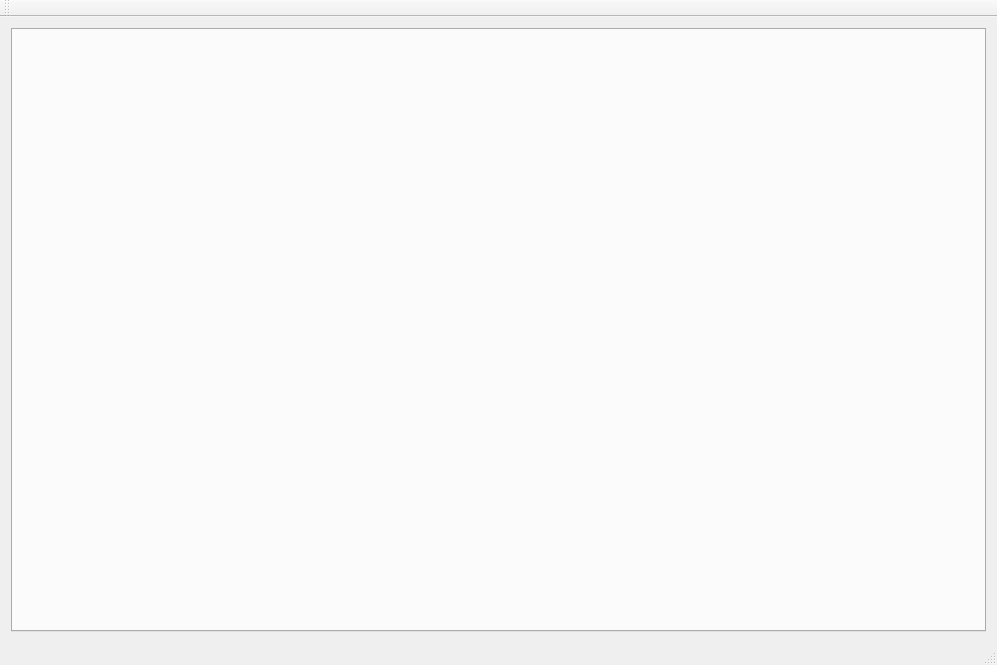
AmuUncle/QtStudy, file ui/mainwindow.ui: the form before one commit.
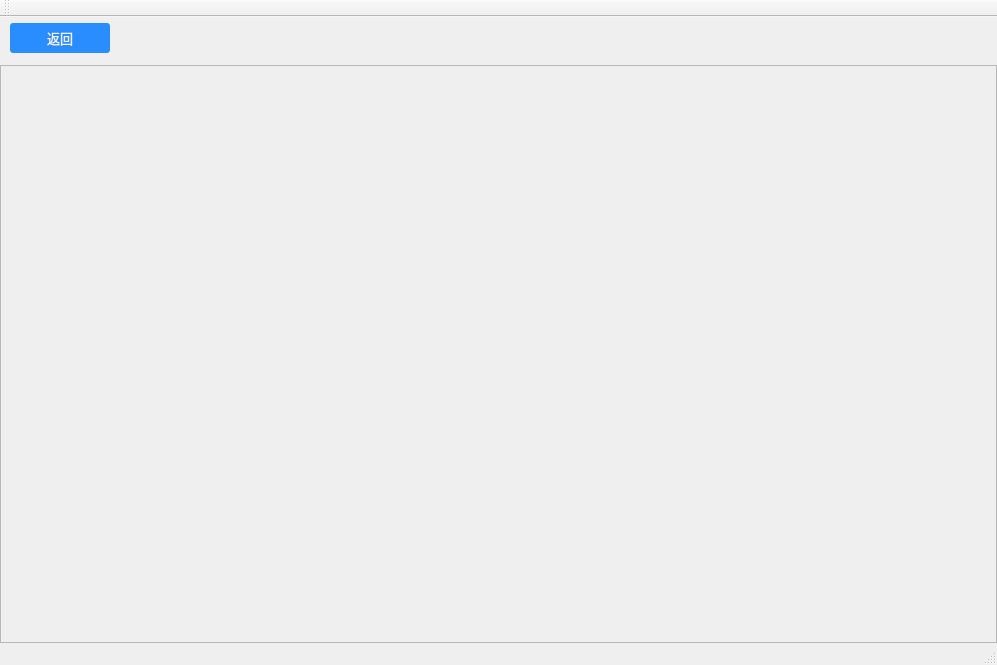
The form after the commit.

Diff of the .ui file:
```diff
--- a/ui/mainwindow.ui
+++ b/ui/mainwindow.ui
@@ -14,9 +14,115 @@
    <string>MainWindow</string>
   </property>
   <widget class="QWidget" name="centralWidget">
-   <layout class="QVBoxLayout" name="verticalLayout">
+   <layout class="QVBoxLayout" name="verticalLayout_2">
+    <property name="leftMargin">
+     <number>0</number>
+    </property>
+    <property name="topMargin">
+     <number>0</number>
+    </property>
+    <property name="rightMargin">
+     <number>0</number>
+    </property>
+    <property name="bottomMargin">
+     <number>0</number>
+    </property>
     <item>
-     <widget class="QTabWidget" name="tabWidget"/>
+     <layout class="QHBoxLayout" name="horizontalLayout_2">
+      <property name="leftMargin">
+       <number>10</number>
+      </property>
+      <property name="topMargin">
+       <number>6</number>
+      </property>
+      <property name="bottomMargin">
+       <number>6</number>
+      </property>
+      <item>
+       <widget class="QPushButton" name="btnBack">
+        <property name="styleSheet">
+         <string notr="true">QPushButton {
+	border-radius: 3px; /* 边框圆角 */
+	background-color: #298DFF;
+	color: #f1f1f1; /* 文本颜色 */
+	font-family: &quot;Microsoft YaHei&quot;; /* 文本字体族 */
+	font-size: 10pt; /* 文本字体大小 */
+	min-width: 100px;
+	min-height: 30px;
+}
+
+QPushButton:hover {	/* 鼠标悬浮在QPushButton上时的状态 */
+	background-color: #298DFF;
+	color: #F2F2F2;
+}
+
+QPushButton:checked { /* QPushButton可选中时的状态 */
+	border: 1px solid #FF5242;
+	background-color: #F2F2F2;
+	color: #FF5242;
+}
+
+QPushButton:pressed { /* 鼠标按压在QPushButton上时的状态 */
+	background-color: #257FE6;
+}
+</string>
+        </property>
+        <property name="text">
+         <string>返回</string>
+        </property>
+       </widget>
+      </item>
+      <item>
+       <spacer name="horizontalSpacer">
+        <property name="orientation">
+         <enum>Qt::Horizontal</enum>
+        </property>
+        <property name="sizeHint" stdset="0">
+         <size>
+          <width>634</width>
+          <height>17</height>
+         </size>
+        </property>
+       </spacer>
+      </item>
+     </layout>
+    </item>
+    <item>
+     <widget class="QStackedWidget" name="stackedWidget">
+      <widget class="QWidget" name="page">
+       <layout class="QVBoxLayout" name="verticalLayout">
+        <property name="leftMargin">
+         <number>0</number>
+        </property>
+        <property name="topMargin">
+         <number>0</number>
+        </property>
+        <property name="rightMargin">
+         <number>0</number>
+        </property>
+        <property name="bottomMargin">
+         <number>0</number>
+        </property>
+        <item>
+         <widget class="QScrollArea" name="scrollArea">
+          <property name="widgetResizable">
+           <bool>true</bool>
+          </property>
+          <widget class="QWidget" name="scrollAreaWidgetContents">
+           <property name="geometry">
+            <rect>
+             <x>0</x>
+             <y>0</y>
+             <width>995</width>
+             <height>558</height>
+            </rect>
+           </property>
+          </widget>
+         </widget>
+        </item>
+       </layout>
+      </widget>
+     </widget>
     </item>
    </layout>
   </widget>
```
